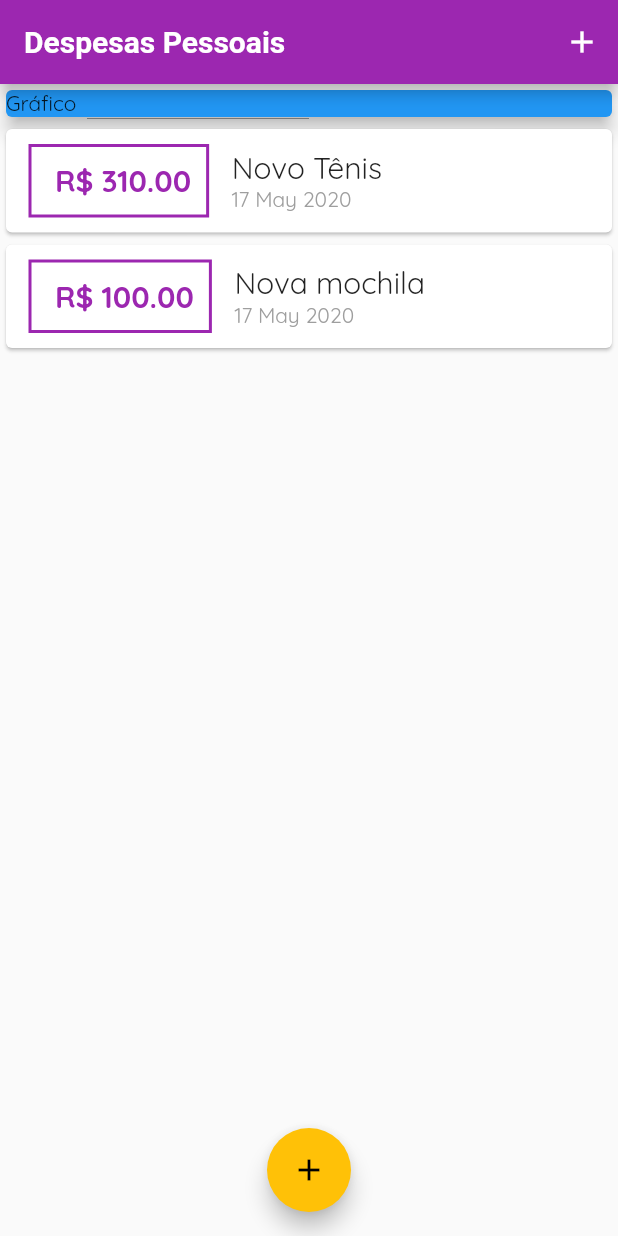
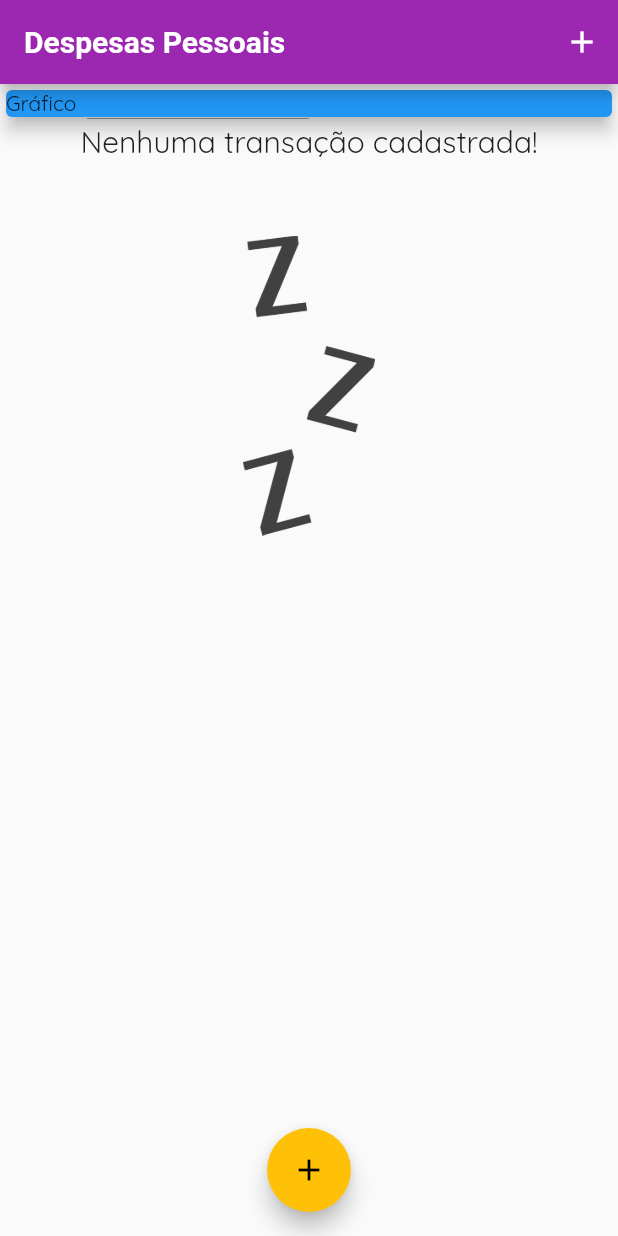
Before and after one commit to marimendes/flutterzinho, a Flutter app: the screen it shows after launch, on a phone screen of 412 x 824 dp. Run offline on Flutter 3.47's test engine with Material 2 defaults, Android fonts, the phone set to English and light mode, and no system bars.

```diff
--- a/expenses/lib/components/transaction_list.dart
+++ b/expenses/lib/components/transaction_list.dart
@@ -12,8 +12,23 @@ class TransactionList extends StatelessWidget {
   Widget build(BuildContext context) {
     return  Container(
       height: 300,
-      child: ListView.builder(
-        itemCount: transactions.length,
+      child: transactions.isEmpty ? Column(
+        children: <Widget>[
+          Text(
+            'Nenhuma transação cadastrada!',
+            style: Theme.of(context).textTheme.title,
+          ),
+          SizedBox(height: 50),
+          Container(
+            height: 200,
+            child: Image.asset(
+              'assets/images/waiting.png',
+              fit: BoxFit.cover,
+            ),
+          ),
+        ],
+      ) : ListView.builder(
+        itemCount: transactions. length,
         itemBuilder: (ctx, index){
           final tr = transactions[index];
           return Card(
--- a/expenses/lib/main.dart
+++ b/expenses/lib/main.dart
@@ -39,19 +39,19 @@ class MyHomePage extends StatefulWidget {
 
 class _MyHomePageState extends State<MyHomePage> {
 
-  final _transactions = [
-    Transaction(
-      id: 't1',
-      title: 'Novo Tênis',
-      value: 310.00,
-      date: DateTime.now(),
-    ),
-    Transaction(
-      id: 't2',
-      title: 'Nova mochila',
-      value: 100.00,
-      date: DateTime.now(),
-    ),
+  final List <Transaction> _transactions = [
+    //Transaction(
+    //  id: 't1',
+    //  title: 'Novo Tênis',
+    //  value: 310.00,
+    //  date: DateTime.now(),
+    //),
+    //Transaction(
+    //  id: 't2',
+    //  title: 'Nova mochila',
+    //  value: 100.00,
+    //  date: DateTime.now(),
+    //),
   ];
 
   _addTransaction(String title, double value){
--- a/expenses/pubspec.yaml
+++ b/expenses/pubspec.yaml
@@ -46,9 +46,8 @@ flutter:
   uses-material-design: true
 
   # To add assets to your application, add an assets section, like this:
-  # assets:
-  #   - images/a_dot_burr.jpeg
-  #   - images/a_dot_ham.jpeg
+  assets:
+    - assets/images/waiting.png
 
   # An image asset can refer to one or more resolution-specific "variants", see
   # https://flutter.dev/assets-and-images/#resolution-aware.
```
Also changed, not shown: expenses/assets/images/waiting.png (added).
